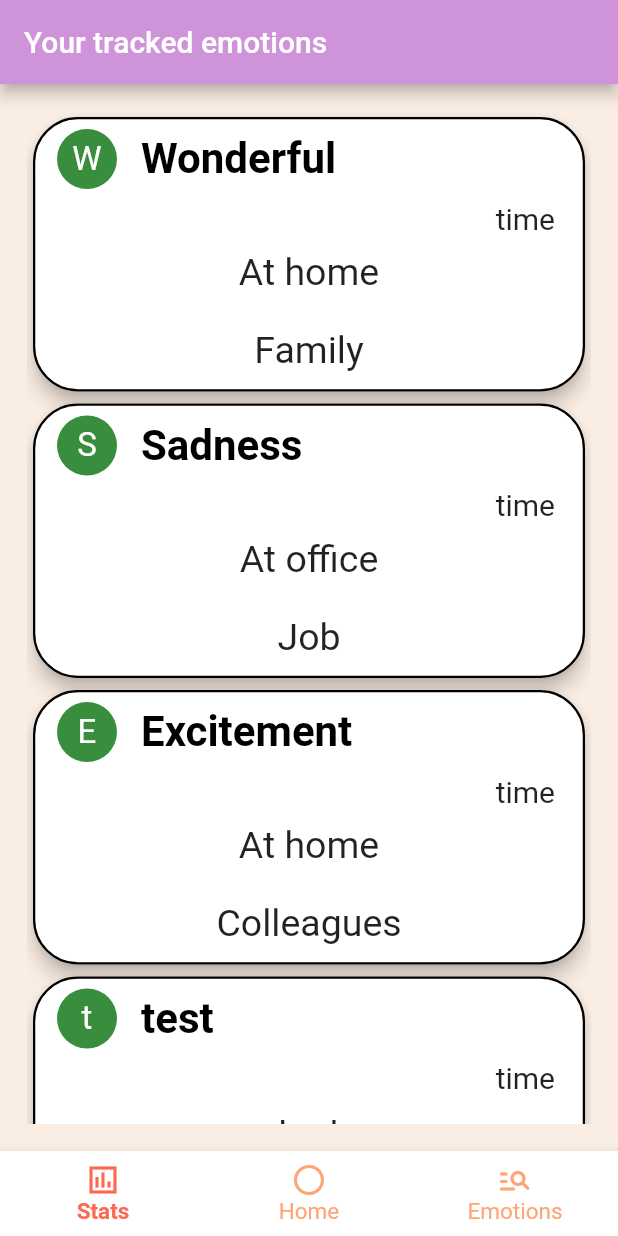
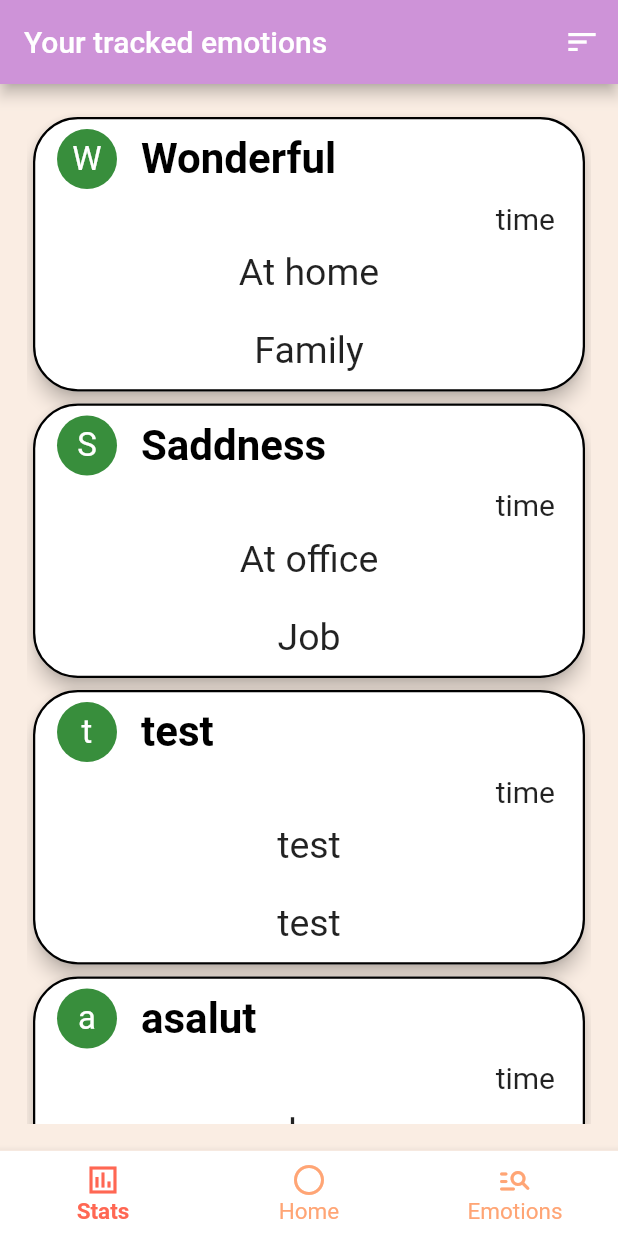
Before and after one commit to prelipceancristian/FE-TrackingEmotions, a Flutter app: the screen it shows after launch, on a phone screen of 412 x 824 dp. Run offline on Flutter 3.47's test engine with Material 2 defaults, Android fonts, the phone set to English and light mode, and no system bars; our stand-ins replace chat_bubbles, flutter_secure_storage, google_sign_in; missing offline and left inert: flutter_facebook_auth.

Commit message:
Sort emotions feature * sort by name, location and date * fix ios build * fix pubspec.yaml

```diff
--- a/tracking_emotions/lib/main.dart
+++ b/tracking_emotions/lib/main.dart
@@ -29,8 +29,7 @@ class MyHomePage extends StatefulWidget {
 }
 
 class _MyHomePageState extends State<MyHomePage> {
-  AuthenticationController authenticationController =
-      new AuthenticationController();
+  AuthenticationController authenticationController = new AuthenticationController();
 
   @override
   Widget build(BuildContext context) {
@@ -41,6 +40,7 @@ class _MyHomePageState extends State<MyHomePage> {
           return MyStatefulWidget();
         }
         return LoginScreen();
-        });
+      },
+    );
   }
 }
--- a/tracking_emotions/lib/widgets/emotions_report_page/emotion_card.dart
+++ b/tracking_emotions/lib/widgets/emotions_report_page/emotion_card.dart
@@ -3,13 +3,12 @@
 import 'package:flutter/material.dart';
 
 class EmotionCard extends StatelessWidget {
- final String? heading;
-  final String? subheading;
-  final String? supportingText;
-  final String? time;
-  const EmotionCard(
-      {Key? key, this.heading, this.subheading, this.supportingText, this.time})
-      : super(key: key);
+  const EmotionCard({Key key, this.heading, this.subheading, this.supportingText, this.time}) : super(key: key);
+
+  final String heading;
+  final String subheading;
+  final String supportingText;
+  final String time;
 
   @override
   Widget build(BuildContext context) {
@@ -27,15 +26,12 @@ class EmotionCard extends StatelessWidget {
           ListTile(
             title: Text(
               heading ?? 'default heading',
-                style: const TextStyle(
-                    fontSize: 28,
-                    color: Colors.black,
-                    fontWeight: FontWeight.bold),
+              style: const TextStyle(fontSize: 28, color: Colors.black, fontWeight: FontWeight.bold),
             ),
             leading: CircleAvatar(
               backgroundColor: Colors.green[700],
               child: Text(
-                  heading![0],
+                heading[0],
                 style: const TextStyle(
                   fontSize: 22,
                   color: Colors.white,
@@ -55,8 +51,7 @@ class EmotionCard extends StatelessWidget {
           Container(
             padding: const EdgeInsets.all(10.0),
             alignment: Alignment.center,
-              child: Text(supportingText ?? 'default subheading',
-                  style: const TextStyle(fontSize: 25)),
+            child: Text(supportingText ?? 'default subheading', style: const TextStyle(fontSize: 25)),
           ),
           Container(
             padding: const EdgeInsets.all(13.0),
@@ -67,6 +62,7 @@ class EmotionCard extends StatelessWidget {
             ),
           ),
         ],
-        ));
+      ),
+    );
   }
 }
--- a/tracking_emotions/lib/widgets/emotions_report_page/emotions_report_page.dart
+++ b/tracking_emotions/lib/widgets/emotions_report_page/emotions_report_page.dart
@@ -1,61 +1,111 @@
 import 'package:flutter/material.dart';
 import 'package:tracking_emotions/widgets/emotions_report_page/emotion_card.dart';
 
-class EmotionsReportPage extends StatelessWidget {
-  const EmotionsReportPage({Key key}) : super(key: key);
+class EmotionsReportPage extends StatefulWidget {
+  const EmotionsReportPage({Key key, String title}) : super(key: key);
+
+  final String title = 'Your tracked emotions';
+
+  @override
+  State<EmotionsReportPage> createState() => _EmotionsReportPageState();
+}
+
+class _EmotionsReportPageState extends State<EmotionsReportPage> {
+  final emotions = [
+    EmotionCard(heading: 'Wonderful', subheading: 'Family', supportingText: 'At home', time: 'time'),
+    EmotionCard(heading: 'Saddness', subheading: 'Job', supportingText: 'At office', time: 'time'),
+    EmotionCard(heading: 'test', subheading: 'test', supportingText: 'test', time: 'time'),
+    EmotionCard(heading: 'asalut', subheading: 'ae bun', supportingText: 'ba', time: 'time'),
+  ];
 
   @override
   Widget build(BuildContext context) {
-    return MaterialApp(
-      theme: ThemeData(
-        scaffoldBackgroundColor: const Color(0xffffd1d1),
-      ),
-      debugShowCheckedModeBanner: false,
-      home: const MyHomePage(title: 'Your tracked emotions'),
-    );
-  }
-}
-
-class MyHomePage extends StatefulWidget {
-  final String title;
-
-  // ignore: use_key_in_widget_constructors
-  const MyHomePage({this.title = 'Demo'});
-
-  @override
-  _MyHomePageState createState() => _MyHomePageState();
-}
-
-class _MyHomePageState extends State<MyHomePage> {
-  // var i = 0;
-  static const emotions = [
-    ["Wonderful", "Family", "At home", "time"],
-    ["Sadness", "Job", "At office", "time"],
-    ["Excitement", "Colleagues", "At home", "time"],
-    ["test", "test", "test", "time"]
-  ];
-  @override
-  Widget build(BuildContext context) {
-    // ignore: prefer_typing_uninitialized_variables
-
     return Scaffold(
       appBar: AppBar(
         backgroundColor: Colors.purple.shade200,
         title: Text(widget.title),
+        actions: [
+          IconButton(
+            icon: Icon(Icons.sort),
+            onPressed: () async {
+              final option = await showDialog<String>(
+                useSafeArea: true,
+                context: context,
+                builder: (context) {
+                  return Dialog(
+                    child: Padding(
+                      padding: const EdgeInsets.all(24.0),
+                      child: Column(
+                        mainAxisSize: MainAxisSize.min,
+                        children: [
+                          Text(
+                            'Sort by:',
+                            style: TextStyle(
+                              fontSize: 24.0,
+                            ),
+                          ),
+                          const SizedBox(height: 24.0),
+                          TextButton(
+                            child: Text(
+                              'Emotion',
+                              style: TextStyle(
+                                fontSize: 16.0,
+                                color: Colors.black,
+                              ),
+                            ),
+                            onPressed: () => Navigator.of(context).pop('emotion'),
+                          ),
+                          TextButton(
+                            child: Text(
+                              'Location',
+                              style: TextStyle(
+                                fontSize: 16.0,
+                                color: Colors.black,
+                              ),
+                            ),
+                            onPressed: () => Navigator.of(context).pop('location'),
+                          ),
+                          TextButton(
+                            child: Text(
+                              'Date',
+                              style: TextStyle(
+                                fontSize: 16.0,
+                                color: Colors.black,
+                              ),
+                            ),
+                            onPressed: () => Navigator.of(context).pop('date'),
+                          ),
+                        ],
+                      ),
+                    ),
+                  );
+                },
+              );
+
+              if (option == 'emotion') {
+                emotions.sort((a, b) => a.heading.toLowerCase().compareTo(b.heading.toLowerCase()));
+              } else if (option == 'location') {
+                emotions.sort((a, b) => a.supportingText.toLowerCase().compareTo(b.supportingText.toLowerCase()));
+              } else if (option == 'date') {
+                emotions.sort((a, b) => DateTime.tryParse(b.time).compareTo(DateTime.tryParse(a.time)));
+              }
+              if (option != null) {
+                setState(() {});
+              }
+            },
+          ),
+        ],
       ),
       body: Container(
-          decoration: BoxDecoration(color: Color.fromARGB(255, 250, 237, 227)),
-          padding: const EdgeInsets.all(18.0),
-          child: ListView.builder(
-              itemCount: emotions.length,
-              itemBuilder: (BuildContext context, int index) {
-                return EmotionCard(
-                    heading: emotions[index][0],
-                    subheading: emotions[index][1],
-                    supportingText: emotions[index][2],
-                    time: emotions[index][3]);
-              })),
-      // )
+        decoration: BoxDecoration(
+          color: Color.fromARGB(255, 250, 237, 227),
+        ),
+        padding: const EdgeInsets.all(18.0),
+        child: ListView.builder(
+          itemCount: emotions.length,
+          itemBuilder: (BuildContext context, int index) => emotions[index],
+        ),
+      ),
     );
   }
 }
--- a/tracking_emotions/lib/widgets/homepage/MyStatefulWidget.dart
+++ b/tracking_emotions/lib/widgets/homepage/MyStatefulWidget.dart
@@ -5,7 +5,7 @@ import 'package:tracking_emotions/widgets/emotions_report_page/emotions_report_p
 import 'HomeScreen.dart';
 
 class MyStatefulWidget extends StatefulWidget {
-  //MyStatefulWidget({Key? key}) : super(key: key);
+  const MyStatefulWidget({Key key}) : super(key: key);
 
   @override
   _MyStatefulWidgetState createState() => _MyStatefulWidgetState();
--- a/tracking_emotions/pubspec.yaml
+++ b/tracking_emotions/pubspec.yaml
@@ -20,8 +20,6 @@ version: 1.0.0+1
 environment:
   sdk: ">=2.7.0 <3.0.0"
 
-  dependencies:
-  chat_bubbles: ^1.1.0
 dependencies:
 
   flutter:
```
Also changed, not shown: tracking_emotions/pubspec.lock, 8 other files. Lines whose indentation alone changed are shown as unchanged.
